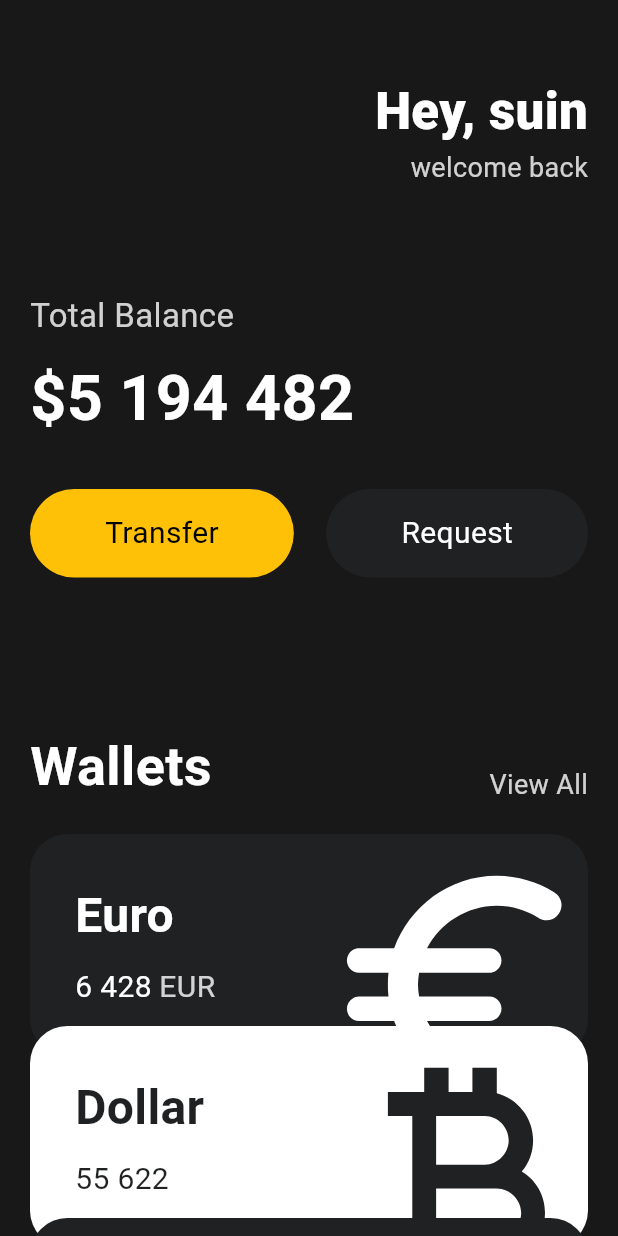
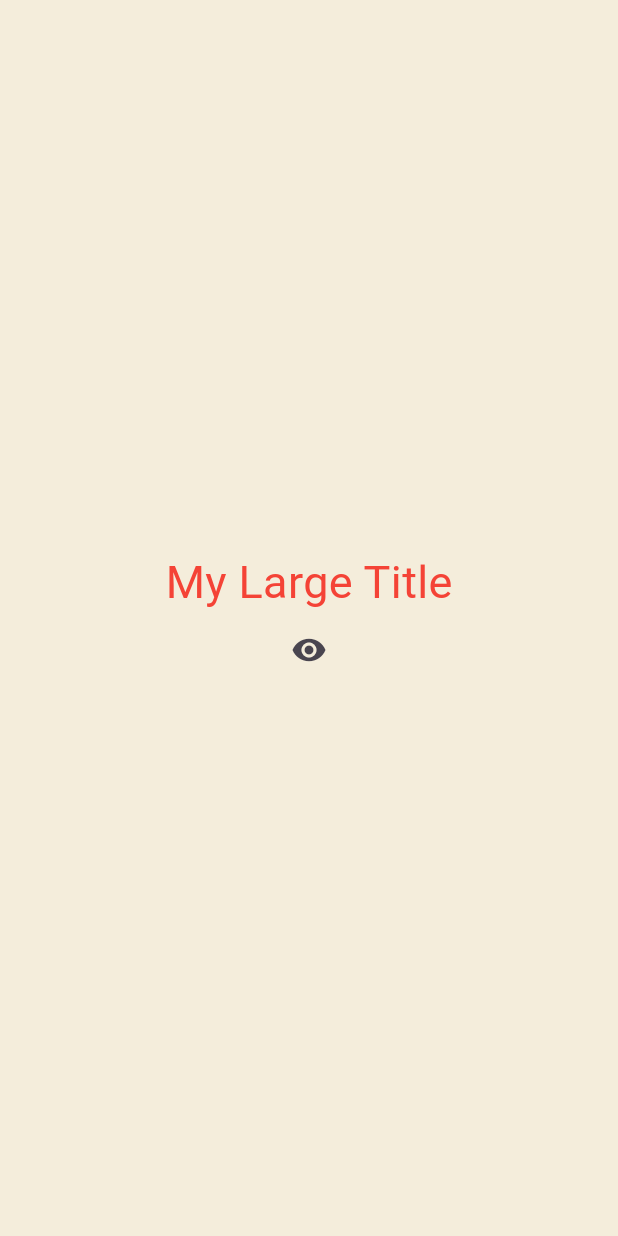
Before and after one commit to whl5105/toonflix, a Flutter app: the screen it shows after launch, on a phone screen of 412 x 824 dp. Run offline on Flutter 3.47's test engine with Material 3 defaults, Android fonts, the phone set to English and light mode, and no system bars.

Commit message:
feat : StatefulWidget

```diff
--- a/lib/main.dart
+++ b/lib/main.dart
@@ -1,149 +1,93 @@
 import 'package:flutter/material.dart';
-import 'package:toonflix/widgets/button.dart';
-import 'package:toonflix/widgets/currency_card.dart';
 
 void main() {
   runApp(const App());
 }
 
-class App extends StatelessWidget {
+class App extends StatefulWidget {
   const App({super.key});
+
+  @override
+  State<App> createState() => _AppState();
+}
+
+class _AppState extends State<App> {
+  int counter = 0;
+  bool showTitle = true;
+
+  void onClicked() {
+    setState(() {
+      counter = counter + 1;
+    });
+  }
+
+  void toggleTitle() {
+    setState(() {
+      showTitle = !showTitle;
+    });
+  }
 
   @override
   Widget build(BuildContext context) {
     return MaterialApp(
+      theme: ThemeData(
+        textTheme: const TextTheme(
+          titleLarge: TextStyle(
+            color: Colors.red,
+          ),
+        ),
+      ),
       home: Scaffold(
-        backgroundColor: const Color(0xFF181818),
-        body: SingleChildScrollView(
-          child: Padding(
-            padding: const EdgeInsets.symmetric(horizontal: 20),
-            child: Column(
-              crossAxisAlignment: CrossAxisAlignment.start,
-              children: [
-                const SizedBox(
-                  height: 50,
-                ),
-                Row(
-                  mainAxisAlignment: MainAxisAlignment.end,
-                  children: [
-                    Column(
-                      crossAxisAlignment: CrossAxisAlignment.end,
-                      children: [
-                        const Text(
-                          'Hey, suin',
-                          style: TextStyle(
-                            color: Colors.white,
-                            fontSize: 34,
-                            fontWeight: FontWeight.w800,
-                          ),
-                        ),
-                        Text(
-                          'welcome back',
-                          style: TextStyle(
-                            color: Colors.white.withOpacity(0.8),
-                            fontSize: 18,
-                          ),
-                        ),
-                      ],
-                    )
-                  ],
-                ),
-                const SizedBox(
-                  height: 70,
-                ),
-                Text(
-                  'Total Balance',
-                  style: TextStyle(
-                    fontSize: 22,
-                    color: Colors.white.withOpacity(0.8),
-                  ),
-                ),
-                const SizedBox(
-                  height: 10,
-                ),
-                const Text(
-                  '\$5 194 482',
-                  style: TextStyle(
-                    fontSize: 42,
-                    fontWeight: FontWeight.w600,
-                    color: Colors.white,
-                  ),
-                ),
-                const SizedBox(
-                  height: 30,
-                ),
-                const Row(
-                  mainAxisAlignment: MainAxisAlignment.spaceBetween,
-                  children: [
-                    Button(
-                        text: 'Transfer',
-                        bgColor: Colors.amber,
-                        textColor: Colors.black),
-                    Button(
-                        text: 'Request',
-                        bgColor: Color(0xFF1F2123),
-                        textColor: Colors.white),
-                  ],
-                ),
-                const SizedBox(
-                  height: 100,
-                ),
-                Row(
-                  crossAxisAlignment: CrossAxisAlignment.end,
-                  mainAxisAlignment: MainAxisAlignment.spaceBetween,
-                  children: [
-                    const Text(
-                      'Wallets',
-                      style: TextStyle(
-                        color: Colors.white,
-                        fontSize: 36,
-                        fontWeight: FontWeight.w600,
-                      ),
-                    ),
-                    Text(
-                      'View All',
-                      style: TextStyle(
-                        color: Colors.white.withOpacity(0.8),
-                        fontSize: 18,
-                      ),
-                    ),
-                  ],
-                ),
-                const SizedBox(
-                  height: 20,
-                ),
-                const CurrencyCard(
-                  name: 'Euro',
-                  code: 'EUR',
-                  amount: '6 428',
-                  icon: Icons.euro_rounded,
-                  isInverted: false,
-                ),
-                Transform.translate(
-                  offset: const Offset(0, -20),
-                  child: const CurrencyCard(
-                    name: 'Dollar',
-                    code: 'USD',
-                    amount: '55 622',
-                    icon: Icons.currency_bitcoin_outlined,
-                    isInverted: true,
-                  ),
-                ),
-                Transform.translate(
-                  offset: const Offset(0, -40),
-                  child: const CurrencyCard(
-                    name: 'Rupee',
-                    code: 'INR',
-                    amount: '28 981',
-                    icon: Icons.attach_money_outlined,
-                    isInverted: false,
-                  ),
-                ),
-              ],
-            ),
+        backgroundColor: const Color(0xFFF4EDDB),
+        body: Center(
+          child: Column(
+            mainAxisAlignment: MainAxisAlignment.center,
+            children: [
+              showTitle ? const MyLargeTitle() : const Text('nothing!'),
+              IconButton(
+                onPressed: toggleTitle,
+                icon: const Icon(Icons.remove_red_eye),
+              )
+            ],
           ),
         ),
       ),
     );
   }
 }
+
+class MyLargeTitle extends StatefulWidget {
+  const MyLargeTitle({
+    super.key,
+  });
+
+  @override
+  State<MyLargeTitle> createState() => _MyLargeTitleState();
+}
+
+class _MyLargeTitleState extends State<MyLargeTitle> {
+  int counter = 0;
+//initState 는 build 보다 먼저 실행 , 단 한번 호출
+  @override
+  void initState() {
+    super.initState();
+    print('initState');
+  }
+
+//dispose : 위젯에 스크린이 제거 되었을때 호출
+  @override
+  void dispose() {
+    super.dispose();
+    print('dispose');
+  }
+
+  @override
+  Widget build(BuildContext context) {
+    print('build');
+    return Text(
+      'My Large Title',
+      style: TextStyle(
+          fontSize: 30, color: Theme.of(context).textTheme.titleLarge?.color),
+    );
+  }
+}
--- a/lib/widgets/button.dart
+++ /dev/null
@@ -1,35 +0,0 @@
-import 'package:flutter/material.dart';
-
-class Button extends StatelessWidget {
-  final String text;
-  final Color bgColor;
-  final Color textColor;
-
-  const Button({
-    super.key,
-    required this.text,
-    required this.bgColor,
-    required this.textColor,
-  });
-
-  @override
-  Widget build(BuildContext context) {
-    return Container(
-      decoration: BoxDecoration(
-          color: bgColor, borderRadius: BorderRadius.circular(45)),
-      child: Padding(
-        padding: const EdgeInsets.symmetric(
-          vertical: 15,
-          horizontal: 50,
-        ),
-        child: Text(
-          text,
-          style: TextStyle(
-            color: textColor,
-            fontSize: 20,
-          ),
-        ),
-      ),
-    );
-  }
-}
--- a/lib/widgets/currency_card.dart
+++ /dev/null
@@ -1,84 +0,0 @@
-import 'package:flutter/material.dart';
-
-class CurrencyCard extends StatelessWidget {
-  final String name, code, amount;
-  final IconData icon;
-  final bool isInverted;
-
-  final _blackColor = const Color(0xFF1F2123);
-
-  const CurrencyCard({
-    super.key,
-    required this.name,
-    required this.code,
-    required this.amount,
-    required this.icon,
-    required this.isInverted,
-  });
-
-  @override
-  Widget build(BuildContext context) {
-    return Container(
-      clipBehavior: Clip.hardEdge,
-      decoration: BoxDecoration(
-        color: isInverted ? Colors.white : _blackColor,
-        borderRadius: BorderRadius.circular(25),
-      ),
-      child: Padding(
-        padding: const EdgeInsets.all(30),
-        child: Row(
-          mainAxisAlignment: MainAxisAlignment.spaceBetween,
-          children: [
-            Column(
-              crossAxisAlignment: CrossAxisAlignment.start,
-              children: [
-                Text(
-                  name,
-                  style: TextStyle(
-                      color: isInverted ? _blackColor : Colors.white,
-                      fontSize: 32,
-                      fontWeight: FontWeight.w600),
-                ),
-                const SizedBox(
-                  height: 10,
-                ),
-                Row(
-                  children: [
-                    Text(
-                      amount,
-                      style: TextStyle(
-                        color: isInverted ? _blackColor : Colors.white,
-                        fontSize: 20,
-                      ),
-                    ),
-                    const SizedBox(
-                      width: 5,
-                    ),
-                    Text(
-                      code,
-                      style: TextStyle(
-                        color: Colors.white.withOpacity(0.8),
-                        fontSize: 20,
-                      ),
-                    ),
-                  ],
-                )
-              ],
-            ),
-            Transform.scale(
-              scale: 2.2, //사이즈
-              child: Transform.translate(
-                offset: const Offset(-5, 12), //위치
-                child: Icon(
-                  icon,
-                  color: isInverted ? _blackColor : Colors.white,
-                  size: 88,
-                ),
-              ),
-            ),
-          ],
-        ),
-      ),
-    );
-  }
-}
```
Also changed, not shown: 1 other file.
